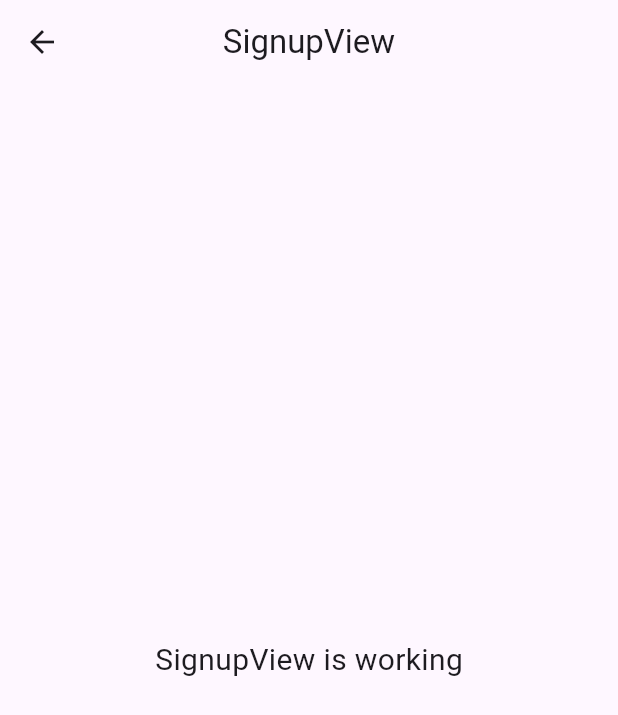
After one commit to Faqihasyari/app_lms, a Flutter app: the SignupView screen opened by its route, on a phone screen of 412 x 824 dp. The commit adds this screen. Shown: the top 715 px of the screen. Run offline on Flutter 3.47's test engine with Material 3 defaults, Android fonts, the phone set to English and light mode, and no system bars; our stand-ins replace get, google_fonts.

```diff
--- a/lib/app/modules/signin/views/signin_view.dart
+++ b/lib/app/modules/signin/views/signin_view.dart
@@ -68,7 +68,8 @@
                 ),
               ),
             ),
-          )
+          ),
+          ElevatedButton(onPressed: () {}, child: Text('SIGN IN'))
         ],
       )),
     );
--- /dev/null
+++ b/lib/app/modules/signup/views/signup_view.dart
@@ -0,0 +1,24 @@
+import 'package:flutter/material.dart';
+
+import 'package:get/get.dart';
+
+import '../controllers/signup_controller.dart';
+
+class SignupView extends GetView<SignupController> {
+  const SignupView({super.key});
+  @override
+  Widget build(BuildContext context) {
+    return Scaffold(
+      appBar: AppBar(
+        title: const Text('SignupView'),
+        centerTitle: true,
+      ),
+      body: const Center(
+        child: Text(
+          'SignupView is working',
+          style: TextStyle(fontSize: 20),
+        ),
+      ),
+    );
+  }
+}
--- a/lib/app/routes/app_pages.dart
+++ b/lib/app/routes/app_pages.dart
@@ -3,6 +3,8 @@
 import '../modules/home/views/home_view.dart';
 import '../modules/signin/bindings/signin_binding.dart';
 import '../modules/signin/views/signin_view.dart';
+import '../modules/signup/bindings/signup_binding.dart';
+import '../modules/signup/views/signup_view.dart';
 import '../modules/splash/view/on_boarding_screen1.dart';
 import '../modules/splash/view/on_boarding_screen2.dart';
 import '../modules/splash/view/splash_screen.dart';
@@ -32,5 +34,10 @@
       page: () => const SigninView(),
       binding: SigninBinding(),
     ),
+    GetPage(
+      name: _Paths.SIGNUP,
+      page: () => const SignupView(),
+      binding: SignupBinding(),
+    ),
   ];
 }
--- a/lib/app/routes/app_routes.dart
+++ b/lib/app/routes/app_routes.dart
@@ -8,6 +8,7 @@
   static const ON_BOARDING_SCREEN1 = _Paths.ON_BOARDING_SCREEN1;
   static const ON_BOARDING_SCREEN2 = _Paths.ON_BOARDING_SCREEN2;
   static const SIGNIN = _Paths.SIGNIN;
+  static const SIGNUP = _Paths.SIGNUP;
 }
 
 abstract class _Paths {
@@ -17,4 +18,5 @@
   static const ON_BOARDING_SCREEN1 = '/board1';
   static const ON_BOARDING_SCREEN2 = '/board2';
   static const SIGNIN = '/signin';
+  static const SIGNUP = '/signup';
 }
```
Also changed, not shown: lib/app/modules/signup/bindings/signup_binding.dart (added, +12 -0 lines), lib/app/modules/signup/controllers/signup_controller.dart (added, +23 -0 lines).
